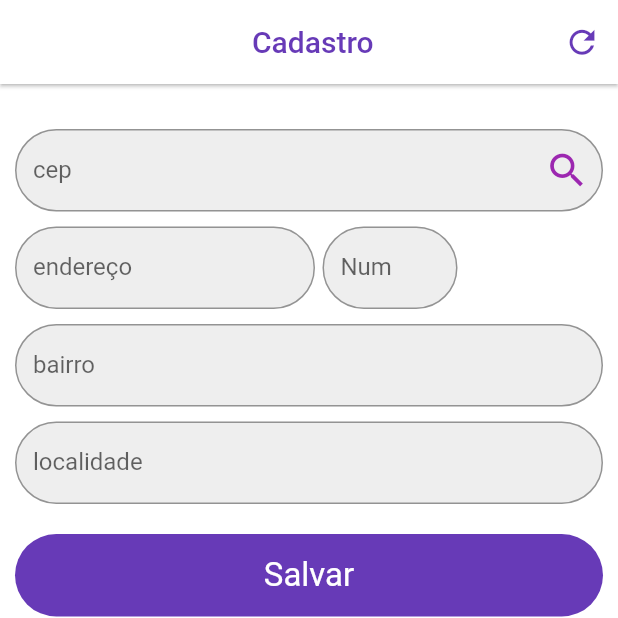
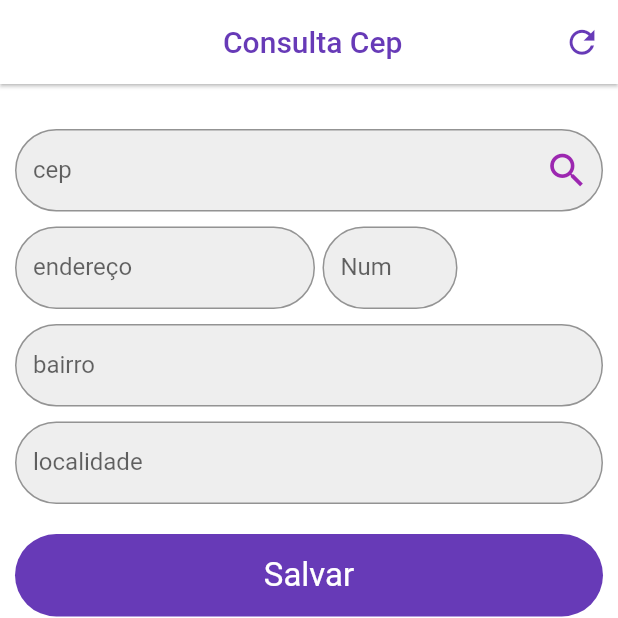
Before and after one commit to DevGomes78/Flutter-ViaCep-Api, a Flutter app: the screen it shows after launch, on a phone screen of 412 x 824 dp, the top half of it. Run offline on Flutter 3.47's test engine with Material 2 defaults, Android fonts, the phone set to English and light mode, and no system bars.

Commit message:
atualizado app

```diff
--- a/lib/constants/string_constants.dart
+++ b/lib/constants/string_constants.dart
@@ -14,6 +14,6 @@ class StringConstants{
   static const locality = 'localidade';
   static const enterLocality = 'Digite a localidade';
   static const save = 'Salvar';
-  static const register = ' Cadastro';
+  static const queryCep = ' Consulta Cep';
 
 }
--- a/lib/views/cep-page.dart
+++ b/lib/views/cep-page.dart
@@ -81,7 +81,7 @@ class _CepPageState extends State<CepPage> {
       backgroundColor: Colors.white,
       elevation: 1,
       title: const Text(
-        StringConstants.register,
+        StringConstants.queryCep,
         style: TextStyle(color: Colors.deepPurple),
       ),
       centerTitle: true,
```
